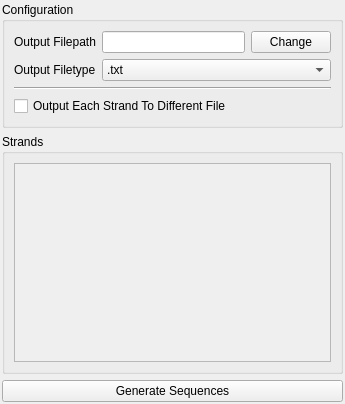
Before: the Qt Designer form ui/panels/sequencing/panel.ui in NATuG3/NATuG3, drawn with Qt 5.
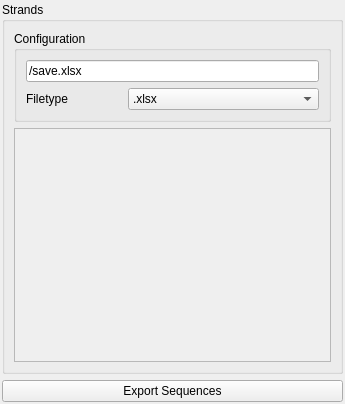
After: the same form once the commit is applied.

```diff
--- a/ui/panels/sequencing/panel.ui
+++ b/ui/panels/sequencing/panel.ui
@@ -26,73 +26,62 @@
    <property name="bottomMargin">
     <number>2</number>
    </property>
-   <item row="0" column="0">
+   <item row="1" column="0">
+    <widget class="QGroupBox" name="strands_group_box">
+     <property name="maximumSize">
+      <size>
+       <width>16777215</width>
+       <height>16777215</height>
+      </size>
+     </property>
+     <property name="title">
+      <string>Strands</string>
+     </property>
+     <layout class="QVBoxLayout" name="verticalLayout_2">
+      <item>
     <widget class="QGroupBox" name="groupBox">
      <property name="title">
       <string>Configuration</string>
      </property>
      <layout class="QGridLayout" name="gridLayout_2">
-      <item row="2" column="0">
-       <widget class="Line" name="line">
-        <property name="orientation">
-         <enum>Qt::Horizontal</enum>
-        </property>
-       </widget>
-      </item>
       <item row="1" column="0">
        <layout class="QGridLayout" name="gridLayout_3">
-        <item row="0" column="1">
-         <widget class="QLineEdit" name="lineEdit"/>
-        </item>
-        <item row="0" column="0">
-         <widget class="QLabel" name="label">
-          <property name="text">
-           <string>Output Filepath</string>
-          </property>
-         </widget>
-        </item>
-        <item row="0" column="2">
-         <widget class="QPushButton" name="pushButton_2">
-          <property name="text">
-           <string>Change</string>
-          </property>
-         </widget>
-        </item>
         <item row="1" column="0">
          <widget class="QLabel" name="label_2">
           <property name="text">
-           <string>Output Filetype</string>
+              <string>Filetype</string>
           </property>
          </widget>
         </item>
         <item row="1" column="1" colspan="2">
-         <widget class="QComboBox" name="comboBox">
-          <item>
-           <property name="text">
-            <string>.txt</string>
-           </property>
-          </item>
+            <widget class="QComboBox" name="filetype">
+             <property name="statusTip">
+              <string>The type of file to export as</string>
+             </property>
           <item>
            <property name="text">
-            <string>.csv</string>
-           </property>
-          </item>
-          <item>
-           <property name="text">
-            <string>.json</string>
-           </property>
-          </item>
-         </widget>
-        </item>
-       </layout>
-      </item>
-      <item row="3" column="0">
-       <layout class="QHBoxLayout" name="horizontalLayout_4">
-        <item>
-         <widget class="QCheckBox" name="checkBox">
+               <string>.xlsx</string>
+              </property>
+             </item>
+            </widget>
+           </item>
+           <item row="0" column="0" colspan="3">
+            <widget class="QLineEdit" name="filepath">
+             <property name="statusTip">
+              <string>The location to save the export file to</string>
+             </property>
+             <property name="styleSheet">
+              <string notr="true"/>
+             </property>
           <property name="text">
-           <string>Output Each Strand To Different File</string>
-          </property>
+              <string>/save.xlsx</string>
+             </property>
+             <property name="readOnly">
+              <bool>true</bool>
+             </property>
+             <property name="clearButtonEnabled">
+              <bool>false</bool>
+             </property>
          </widget>
         </item>
        </layout>
@@ -100,18 +89,6 @@
      </layout>
     </widget>
    </item>
-   <item row="1" column="0">
-    <widget class="QGroupBox" name="strands_group_box">
-     <property name="maximumSize">
-      <size>
-       <width>16777215</width>
-       <height>16777215</height>
-      </size>
-     </property>
-     <property name="title">
-      <string>Strands</string>
-     </property>
-     <layout class="QVBoxLayout" name="verticalLayout_2">
       <item>
        <widget class="QScrollArea" name="scrollable_strands_area">
         <property name="maximumSize">
@@ -132,7 +109,7 @@
            <x>0</x>
            <y>0</y>
            <width>323</width>
-           <height>240</height>
+           <height>270</height>
           </rect>
          </property>
         </widget>
@@ -142,9 +119,9 @@
     </widget>
    </item>
    <item row="2" column="0">
-    <widget class="QPushButton" name="pushButton">
+    <widget class="QPushButton" name="export_sequences">
      <property name="text">
-      <string>Generate Sequences</string>
+      <string>Export Sequences</string>
      </property>
     </widget>
    </item>
```
Lines whose indentation alone changed are shown as unchanged.
